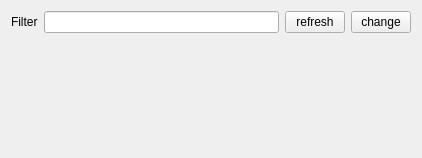
ANYbotics/parameter_handler, file rqt_parameters/resource/parameters_plugin.ui: the form before one commit.
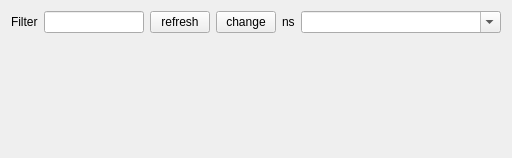
The form after the commit.

Commit message: added namespace picker

Patch:
```diff
--- a/rqt_parameters/resource/parameters_plugin.ui
+++ b/rqt_parameters/resource/parameters_plugin.ui
@@ -65,6 +65,26 @@
        </property>
       </widget>
      </item>
+     <item>
+      <widget class="QLabel" name="namespaceLabel">
+       <property name="text">
+        <string>ns</string>
+       </property>
+      </widget>
+     </item>
+     <item>
+      <widget class="QComboBox" name="namespaceComboBox">
+       <property name="minimumSize">
+        <size>
+         <width>200</width>
+         <height>0</height>
+        </size>
+       </property>
+       <property name="editable">
+        <bool>true</bool>
+       </property>
+      </widget>
+     </item>
     </layout>
    </item>
    <item row="10" column="1">
```
Left out of the diff: 28 changed lines with no effect on the pictures. The commit also changes 3 other files.
